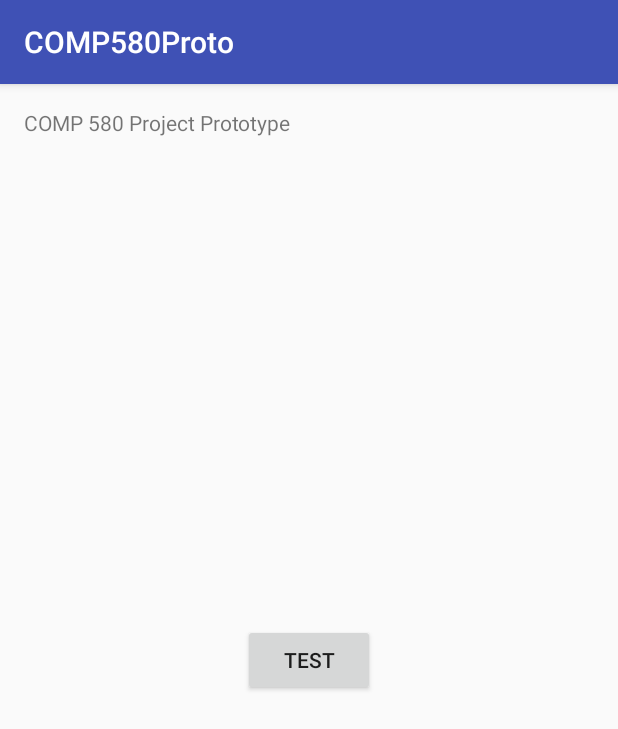
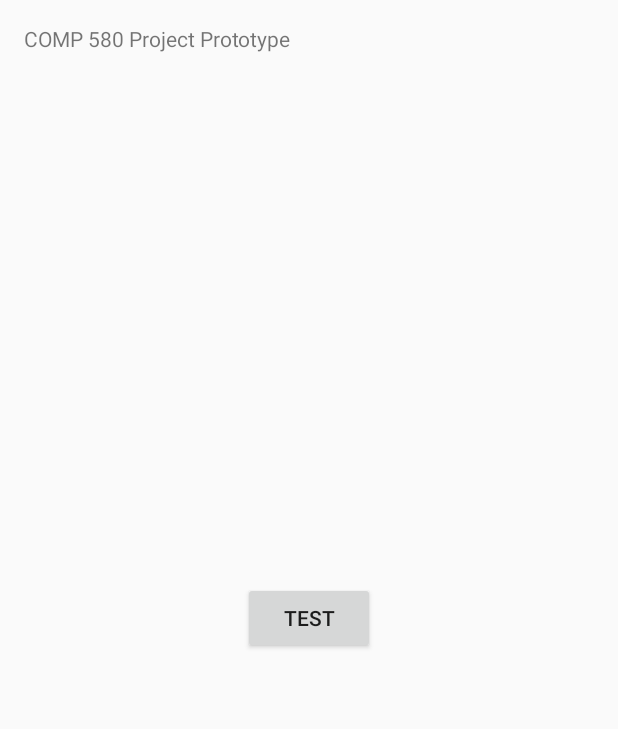
Before and after one commit to cmpercy/COMP580Proto, an Android app: the screen it shows after launch (MainActivity), on a phone screen of 412 x 824 dp. Shown: the top 729 px of the screen. Run offline under Robolectric (Android 15) with nearby library versions, the phone set to English and light mode, and no system bars.

```diff
--- a/app/src/main/AndroidManifest.xml
+++ b/app/src/main/AndroidManifest.xml
@@ -7,7 +7,7 @@
         android:icon="@mipmap/ic_launcher"
         android:label="@string/app_name"
         android:supportsRtl="true"
-        android:theme="@style/AppTheme">
+        android:theme="@style/AppTheme.NoActionBar">
         <activity android:name=".MainActivity">
             <intent-filter>
                 <action android:name="android.intent.action.MAIN" />
@@ -18,7 +18,7 @@
         <activity
             android:name=".RadialActivity"
             android:label=""
-            android:theme="@style/AppTheme.Transparent" >
+            android:theme="@style/AppTheme.NoActionBar.Transparent">
         </activity>
     </application>
 
--- a/app/src/main/res/values/styles.xml
+++ b/app/src/main/res/values/styles.xml
@@ -11,6 +11,15 @@
     <style name="AppTheme.NoActionBar">
         <item name="windowActionBar">false</item>
         <item name="windowNoTitle">true</item>
+    </style>
+
+    <style name="AppTheme.NoActionBar.Transparent">
+        <item name="windowActionBar">false</item>
+        <item name="windowNoTitle">true</item>
+        <item name="android:windowIsTranslucent">true</item>
+        <item name="android:windowBackground">@android:color/transparent</item>
+        <item name="android:windowNoTitle">true</item>
+        <item name="android:backgroundDimEnabled">false</item>
     </style>
 
     <style name="Theme.Transparent" parent="Theme.AppCompat">
```
Also changed, not shown: app/src/main/java/edu/unc/miller/comp580proto/RadialActivity.java (+45 -15 lines), app/src/main/java/edu/unc/miller/comp580proto/Region.java (added, +31 -0 lines), 1 other file.
